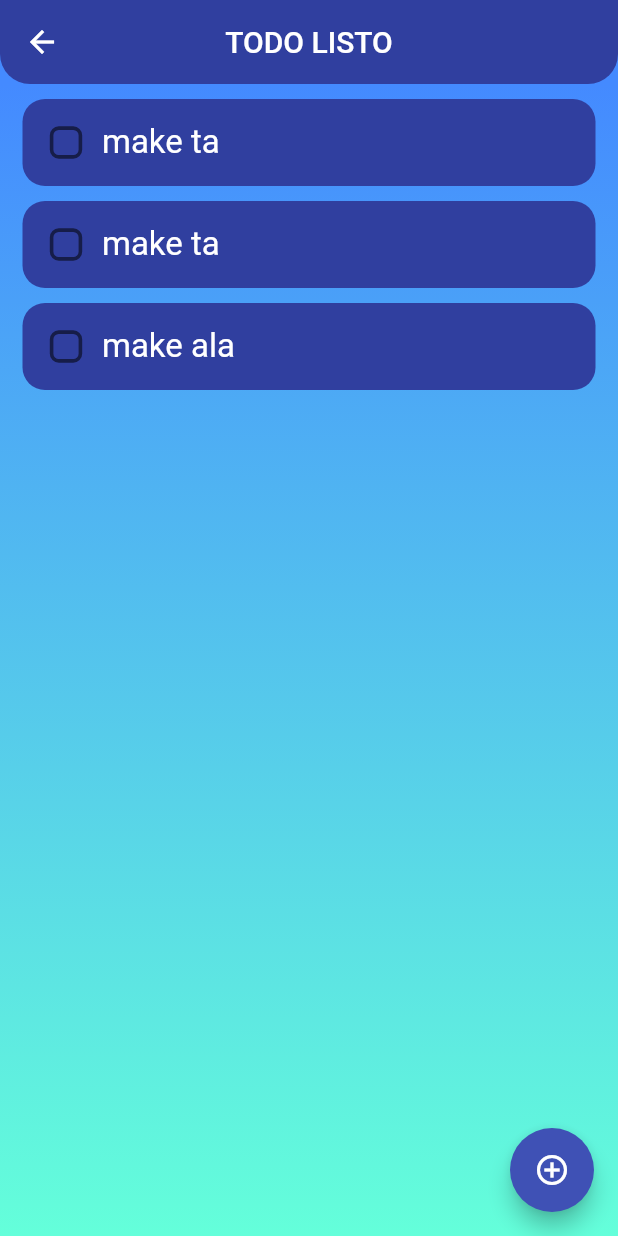
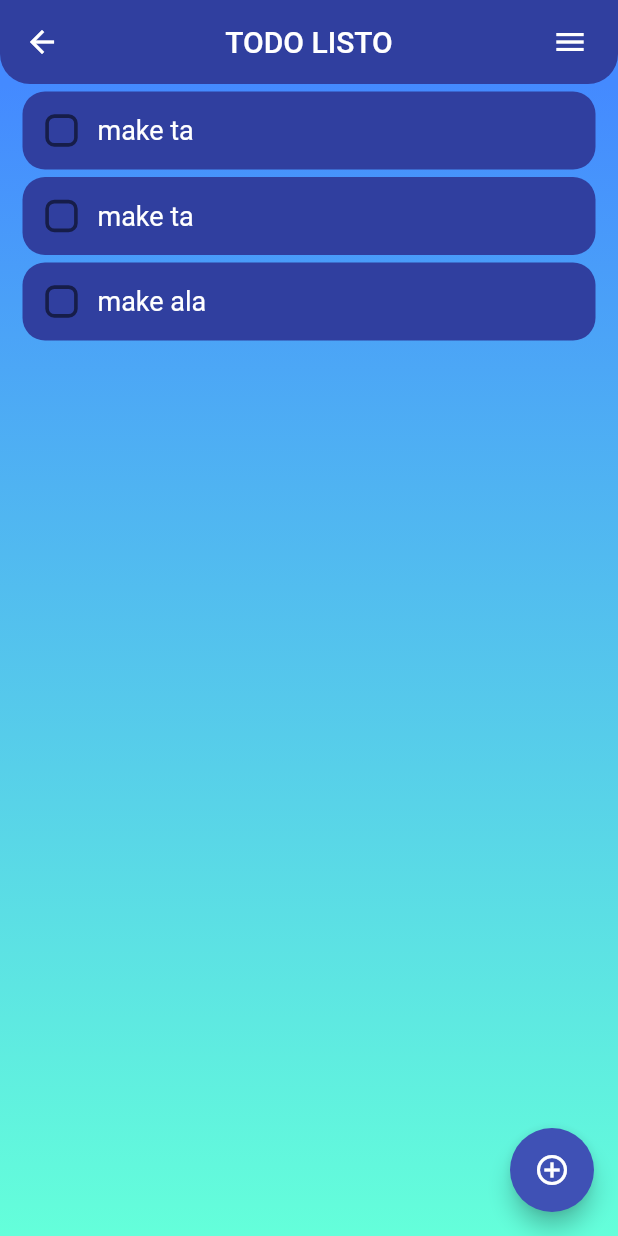
Before and after one commit to AdrianGroh306/todo_listo, a Flutter app: the screen it shows after launch, after a tap on "Sign In", on a phone screen of 412 x 824 dp. Run offline on Flutter 3.47's test engine with Material 2 defaults, Android fonts, the phone set to English and light mode, and no system bars; drawn by our look-alikes of auto_size_text, flutter_slidable.

Commit message:
Login Screen UI small changes

```diff
--- a/lib/pages/homepage.dart
+++ b/lib/pages/homepage.dart
@@ -79,6 +79,17 @@ class _MyHomePageState extends State<MyHomePage> {
           bottomLeft: Radius.circular(20),
           bottomRight: Radius.circular(20),
         )),
+        actions: [
+          Padding(
+            padding: const EdgeInsets.all(8.0),
+            child: IconButton(
+              icon: const Icon(Icons.menu_outlined),
+              onPressed: () {
+                // Perform search action
+              },
+            ),
+          ),
+        ],
       ),
       floatingActionButton: FloatingActionButton(
         onPressed: createTask,
--- a/lib/pages/login_page.dart
+++ b/lib/pages/login_page.dart
@@ -46,7 +46,7 @@ class _LoginPageState extends State<LoginPage> {
                   ),
                 ),
                 const SizedBox(
-                  height: 80,
+                  height: 20,
                 ),
 
                 //email textfield
@@ -78,7 +78,7 @@ class _LoginPageState extends State<LoginPage> {
                 // sign in button
                 SizedBox(
                   height: 50,
-                  width: 200,
+                  width: 250,
                   child: ElevatedButton(
                       style: ButtonStyle(
                           shape:
--- a/lib/util/todo_tile.dart
+++ b/lib/util/todo_tile.dart
@@ -24,7 +24,7 @@ class _ToDoTileState extends State<ToDoTile> {
   @override
   Widget build(BuildContext context) {
     return Padding(
-        padding: const EdgeInsets.only(left: 15, right: 15, top: 10),
+        padding: const EdgeInsets.only(left: 15, right: 15, top: 5),
         child: Slidable(
           endActionPane: ActionPane(
             motion: const DrawerMotion(),
@@ -38,7 +38,7 @@ class _ToDoTileState extends State<ToDoTile> {
             ],
           ),
           child: Container(
-            padding: const EdgeInsets.all(5),
+            padding: const EdgeInsets.all(2),
             decoration: BoxDecoration(
               color: Colors.indigo[700],
               borderRadius: BorderRadius.circular(15),
@@ -106,7 +106,7 @@ class _ToDoTileState extends State<ToDoTile> {
                     child: AutoSizeText(
                       widget.taskName,
                       style: TextStyle(
-                        fontSize: 22,
+                        fontSize: 18,
                         color:  widget.taskCompleted ? Colors.grey : Colors.white,
                         decoration: widget.taskCompleted ? TextDecoration.lineThrough : TextDecoration.none,
                       ),
```
